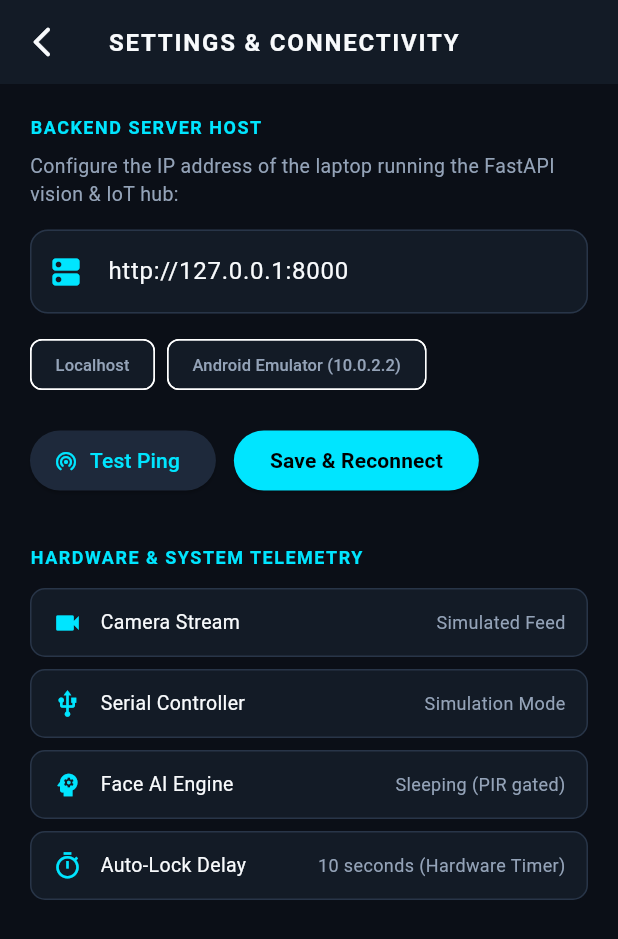
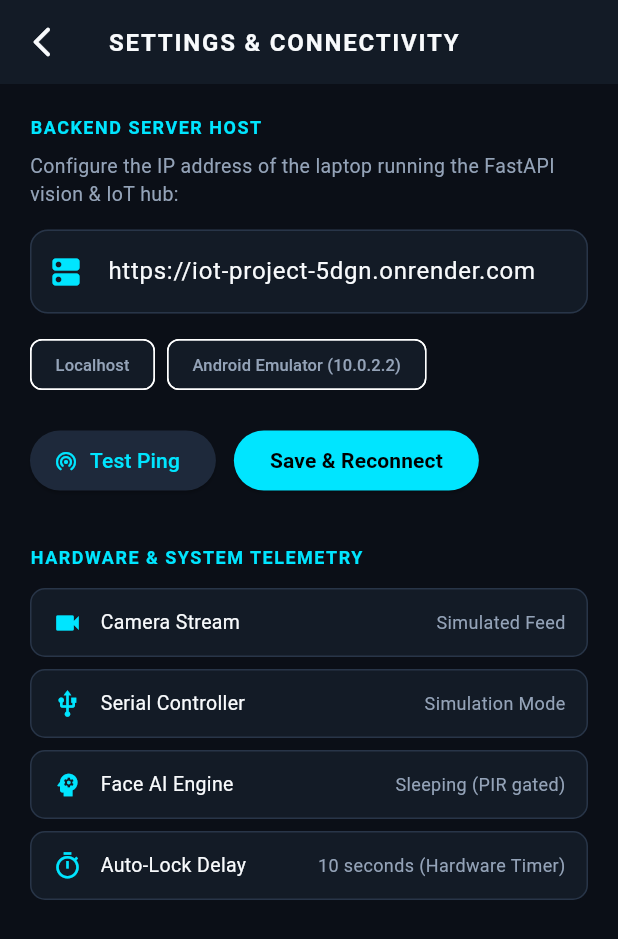
Before and after one commit to IshantSingh27/IOT_project, a Flutter app: the SettingsScreen screen opened directly, on a phone screen of 412 x 824 dp. Shown: the top 939 px of the screen. Run offline on Flutter 3.47's test engine with Material 3 defaults, Android fonts, the phone set to English and light mode, and no system bars; our stand-ins replace image_picker, shared_preferences; accounts and stored records are empty; network calls fail.

Commit message:
Changed DefaultURL

```diff
--- a/flutter_app/lib/constants/api_constants.dart
+++ b/flutter_app/lib/constants/api_constants.dart
@@ -1,6 +1,6 @@
 class ApiConstants {
   // Default host (Use 10.0.2.2 for Android Emulator, localhost for Windows/Web, or your Laptop IP)
-  static const String defaultBaseUrl = "http://127.0.0.1:8000";
+  static const String defaultBaseUrl = "https://iot-project-5dgn.onrender.com";
 
   // Auth endpoints
   static const String login = "/api/auth/login";
```
